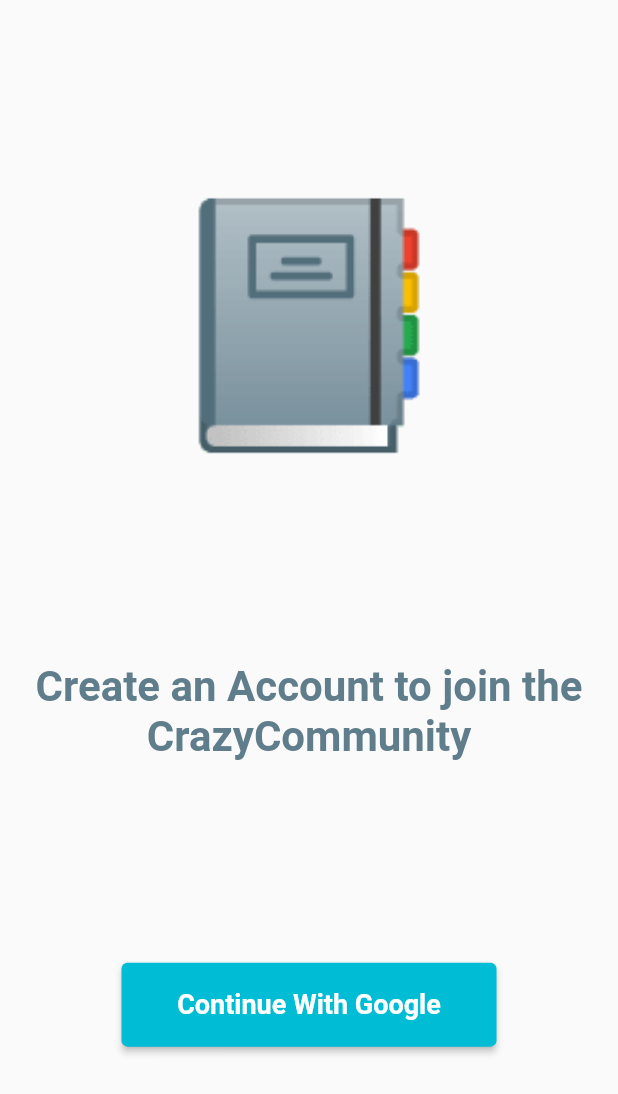
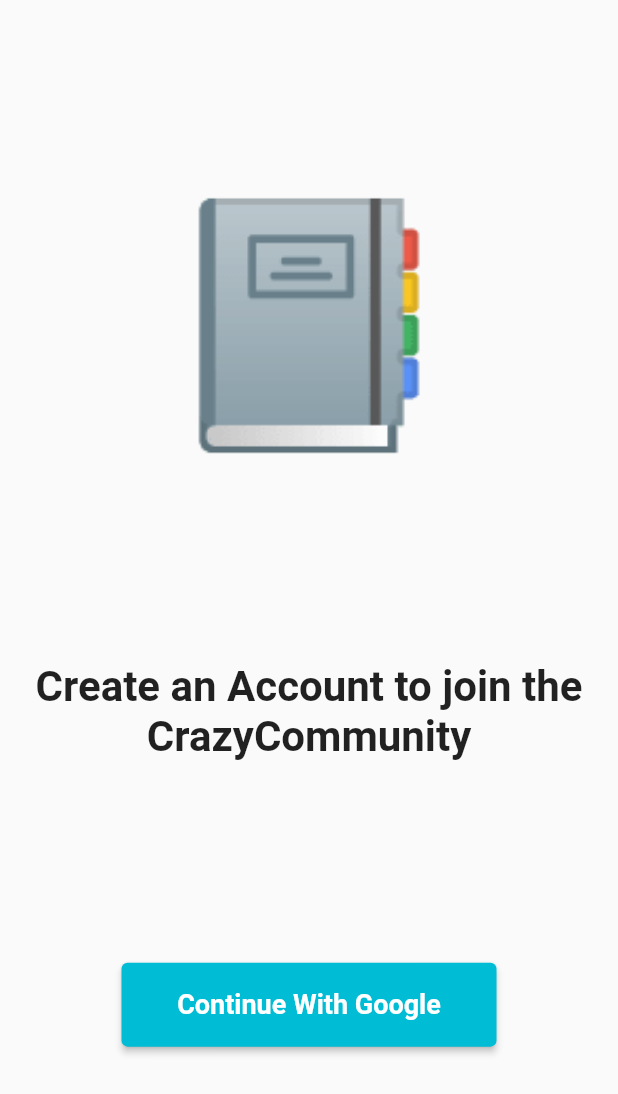
Before and after one commit to bibek-ranjan-saha/crazy_notes, a Flutter app: the screen it shows after launch, on a phone screen of 412 x 824 dp. Shown: the top 1094 px of the screen. Run offline on Flutter 3.47's test engine with Material 2 defaults, Android fonts, the phone set to English and light mode, and no system bars; our stand-ins replace cached_network_image, cloud_firestore, firebase_auth, firebase_core, flutter_easyloading, flutter_linkify and 4 more; accounts and stored records are empty.

Commit message:
fixed loading bugs,brightness mode change fully supported,other small improvements

```diff
--- a/lib/constants/colors.dart
+++ b/lib/constants/colors.dart
@@ -3,11 +3,9 @@ import 'package:flutter/material.dart';
 ThemeData lightTheme = ThemeData(
   brightness: Brightness.light,
       primaryColor: Colors.orange,
-  appBarTheme: const AppBarTheme(foregroundColor: Colors.red,)
 );
 
 ThemeData darkTheme = ThemeData(
   brightness: Brightness.dark,
-  primaryColor: Colors.blueGrey,
-  appBarTheme: const AppBarTheme(foregroundColor: Colors.green)
+  primaryColor: Colors.greenAccent,
 );
--- a/lib/controllers/theme_manager.dart
+++ b/lib/controllers/theme_manager.dart
@@ -1,13 +1,40 @@
 import 'package:flutter/material.dart';
 
-class ThemeManager with ChangeNotifier{
-  ThemeMode _mode = ThemeMode.light;
+class ThemeBuilder extends StatefulWidget {
+  const ThemeBuilder({Key? key, required this.builder}) : super(key: key);
 
-  get themeMode => _mode;
+  final Widget Function(BuildContext context, Brightness brightness) builder;
 
-  toggleTheme(bool isDark)
-  {
-    _mode = isDark ? ThemeMode.dark : ThemeMode.light;
-    notifyListeners();
+  @override
+  _ThemeBuilderState createState() => _ThemeBuilderState();
+
+  static _ThemeBuilderState of(BuildContext context) {
+    return context.findAncestorStateOfType<_ThemeBuilderState>()!;
   }
 }
+
+class _ThemeBuilderState extends State<ThemeBuilder> {
+  late Brightness _brightness;
+
+  @override
+  void initState() {
+    _brightness = Brightness.light;
+    super.initState();
+  }
+
+  void changeTheme() {
+    setState(() {
+      _brightness =
+          _brightness == Brightness.dark ? Brightness.light : Brightness.dark;
+    });
+  }
+
+  bool getBrightness() {
+    return _brightness == ThemeMode.dark;
+  }
+
+  @override
+  Widget build(BuildContext context) {
+    return widget.builder(context, _brightness);
+  }
+}
--- a/lib/main.dart
+++ b/lib/main.dart
@@ -1,4 +1,4 @@
-import 'package:crazy_notes/constants/colors.dart';
+import 'package:crazy_notes/controllers/theme_manager.dart';
 import 'package:crazy_notes/pages/home.dart';
 import 'package:crazy_notes/pages/login.dart';
 import 'package:firebase_core/firebase_core.dart';
@@ -18,14 +18,36 @@ main() async {
       //     appId: "1:1023547289875:web:450fd2e52ef8d7b923eae6",
       // ),
       );
+  runApp(const MyApp());
+}
+
+class MyApp extends StatefulWidget {
+  const MyApp({Key? key}) : super(key: key);
+
+  @override
+  _MyAppState createState() => _MyAppState();
+}
+
+class _MyAppState extends State<MyApp> {
   bool result = auth.currentUser?.uid != null;
-  runApp(
-    MaterialApp(
-        theme: lightTheme,
-        darkTheme: darkTheme,
-        themeMode: themeManager.themeMode,
-        builder: EasyLoading.init(),
-        debugShowCheckedModeBanner: false,
-        home: result ? const MyHomePage() : const LoginPage()),
-  );
+
+  @override
+  Widget build(BuildContext context) {
+    return ThemeBuilder(builder: (context, _brightness) {
+      EasyLoading.instance
+        ..indicatorType = EasyLoadingIndicatorType.ring
+        ..loadingStyle = EasyLoadingStyle.dark
+        ..indicatorSize = 45.0
+        ..radius = 10.0
+        ..maskColor = Colors.blue.withOpacity(0.5)
+        ..userInteractions = true
+        ..dismissOnTap = false;
+      return MaterialApp(
+          theme:
+              ThemeData(primarySwatch: Colors.deepOrange, brightness: _brightness),
+          builder: EasyLoading.init(),
+          debugShowCheckedModeBanner: false,
+          home: result ? const MyHomePage() : const LoginPage());
+    });
+  }
 }
--- a/lib/pages/login.dart
+++ b/lib/pages/login.dart
@@ -20,7 +20,6 @@ class _LoginPageState extends State<LoginPage> {
             "📔",
             style: TextStyle(
                 fontSize: 154,
-                color: Colors.white,
                 fontWeight: FontWeight.bold),
           ),
           const Padding(
@@ -30,7 +29,6 @@ class _LoginPageState extends State<LoginPage> {
               textAlign: TextAlign.center,
               style: TextStyle(
                   fontSize: 28,
-                  color: Colors.blueGrey,
                   fontWeight: FontWeight.bold),
             ),
           ),
--- a/lib/pages/view_note.dart
+++ b/lib/pages/view_note.dart
@@ -105,10 +105,8 @@ class _ViewNoteState extends State<ViewNote> {
                         child: Text(
                           widget.title,
                           style: const TextStyle(
-                            inherit: false,
                             fontSize: 32,
                             fontWeight: FontWeight.bold,
-                            color: Colors.black87,
                           ),
                         ),
                       ),
@@ -148,7 +146,6 @@ class _ViewNoteState extends State<ViewNote> {
                               style: const TextStyle(
                                 fontSize: 20,
                                 fontWeight: FontWeight.normal,
-                                color: Colors.black87,
                               ),
                               text: widget.desc,
                             ),
```
Also changed, not shown: lib/controllers/google_auth.dart (+7 -75 lines), lib/pages/home.dart (+13 -14 lines), lib/pages/profile.dart (+7 -6 lines), lib/pages/setting.dart (+9 -22 lines).
